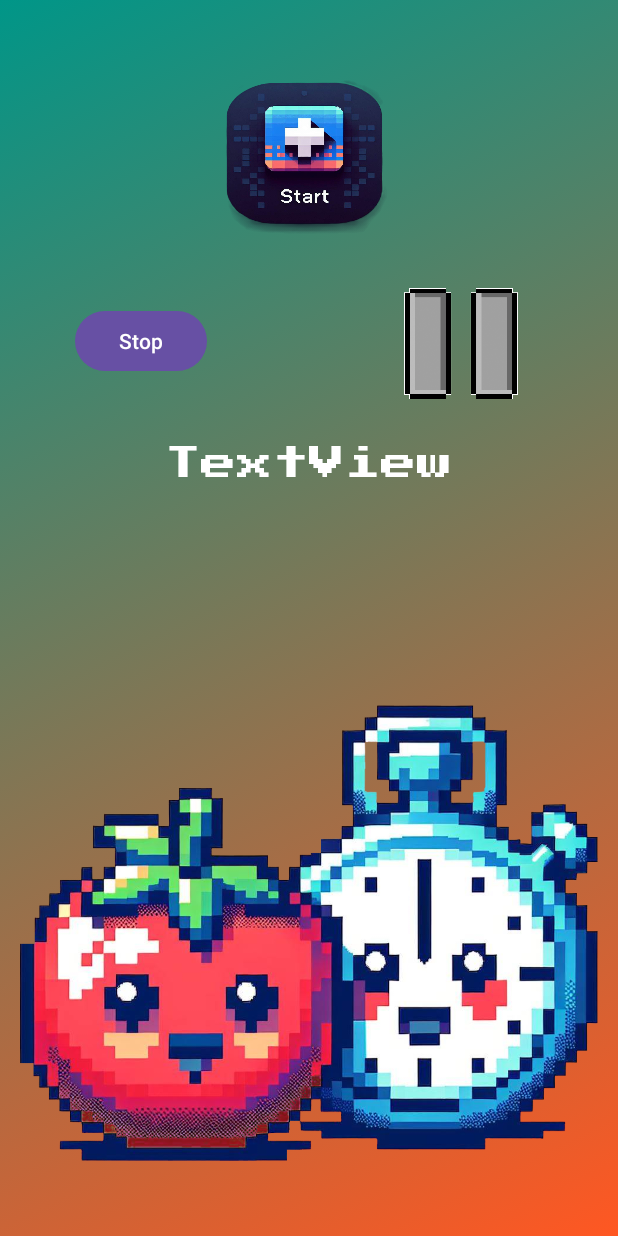
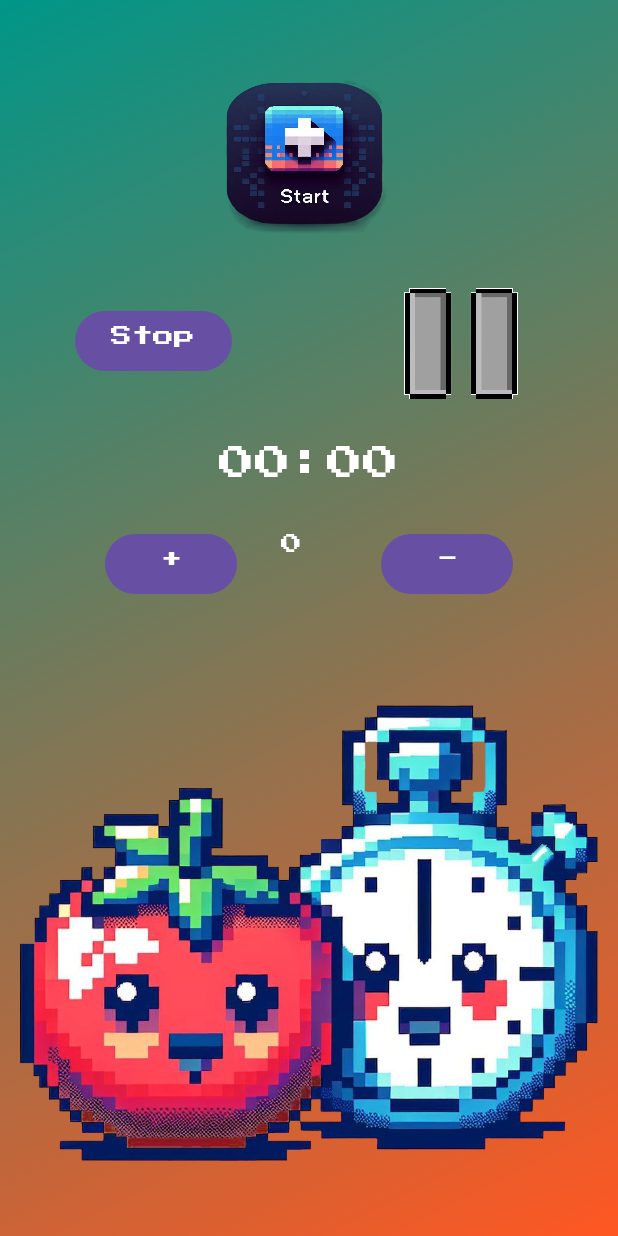
Before and after one commit to luinungom/beautiful-pomodoro, an Android app: the screen it shows after launch (MainActivity), on a phone screen of 412 x 824 dp. Run offline under Robolectric (Android 15) with nearby library versions, the light colour scheme and no system bars.

Commit message:
Logic for setting minutes created

```diff
--- a/app/src/main/java/com/example/beautiful_pomodoro/MainActivity.java
+++ b/app/src/main/java/com/example/beautiful_pomodoro/MainActivity.java
@@ -4,6 +4,9 @@ import androidx.appcompat.app.AppCompatActivity;
 import androidx.constraintlayout.widget.ConstraintLayout;
 
 import android.graphics.drawable.AnimationDrawable;
+import android.media.Ringtone;
+import android.media.RingtoneManager;
+import android.net.Uri;
 import android.os.Bundle;
 import android.view.View;
 import android.widget.Button;
@@ -16,13 +19,15 @@ import java.util.TimerTask;
 public class MainActivity extends AppCompatActivity {
 
 
-    private byte seconds;
-    private byte minutes;
+    private byte seconds = 0;
+    private byte minutes = 0;
+    private byte insertedMinutes = 0;
     private TextView timerText;
     private TimerTask timerTask;
     private Timer timer;
     private boolean running;
     private boolean paused = false;
+    private TextView insertedTime;
 
     @Override
     protected void onCreate(Bundle savedInstanceState) {
@@ -34,17 +39,16 @@ public class MainActivity extends AppCompatActivity {
         ImageButton startButton = findViewById(R.id.startButton);
         ImageButton pauseButton = findViewById(R.id.pauseButton);
         Button stopButton = findViewById(R.id.stopButton);
+        Button increaseButton = findViewById(R.id.increaseButton);
+        Button decreaseButton = findViewById(R.id.decreaseButton);
         timerText = findViewById(R.id.timerText);
-
+        insertedTime = findViewById(R.id.insertedTime);
 
         // Load background gradient
         AnimationDrawable animationDrawable = (AnimationDrawable) constraintLayout.getBackground();
         animationDrawable.setEnterFadeDuration(2000);
         animationDrawable.setExitFadeDuration(5000);
         animationDrawable.start();
-
-        seconds = 0;
-        minutes = 1;
 
         // startButton listener
         startButton.setOnClickListener(new View.OnClickListener() {
@@ -67,6 +71,22 @@ public class MainActivity extends AppCompatActivity {
             @Override
             public void onClick(View view) {
                 stopTimer();
+            }
+        });
+
+        increaseButton.setOnClickListener(new View.OnClickListener() {
+            @Override
+            public void onClick(View view) {
+                increaseTime();
+                insertedTime.setText(String.valueOf(insertedMinutes));
+            }
+        });
+
+        decreaseButton.setOnClickListener(new View.OnClickListener() {
+            @Override
+            public void onClick(View view) {
+                decreaseTime();
+                insertedTime.setText(String.valueOf(insertedMinutes));
             }
         });
     }
@@ -123,6 +143,7 @@ public class MainActivity extends AppCompatActivity {
         if (minutes + seconds != 0) {
             seconds = 0;
             minutes = 0;
+            minutes = insertedMinutes;
             timerTask.cancel();
             running = false;
             paused = false;
@@ -133,6 +154,20 @@ public class MainActivity extends AppCompatActivity {
                     updateVisualTime(minutes, seconds);
                 }
             });
+        }
+    }
+
+    private void increaseTime() {
+        if(!running) {
+            insertedMinutes++;
+            minutes = insertedMinutes;
+        }
+    }
+
+    private void decreaseTime() {
+        if(!running && insertedMinutes > 1) {
+            insertedMinutes--;
+            minutes = insertedMinutes;
         }
     }
 
--- a/app/src/main/res/layout/activity_main.xml
+++ b/app/src/main/res/layout/activity_main.xml
@@ -24,7 +24,7 @@
         android:layout_width="wrap_content"
         android:layout_height="wrap_content"
         android:fontFamily="@font/press_start_2p"
-        android:text="TextView"
+        android:text="00:00"
         android:textColor="#FFFFFF"
         android:textSize="24sp"
         app:layout_constraintBottom_toTopOf="@+id/pomodoro_logo"
@@ -49,6 +49,7 @@
         android:layout_width="wrap_content"
         android:layout_height="wrap_content"
         android:layout_marginStart="50dp"
+        android:fontFamily="@font/press_start_2p"
         android:text="Stop"
         app:layout_constraintBottom_toTopOf="@+id/timerText"
         app:layout_constraintStart_toStartOf="parent"
@@ -65,6 +66,40 @@
         app:layout_constraintEnd_toEndOf="parent"
         app:layout_constraintTop_toBottomOf="@+id/startButton"
         app:srcCompat="@drawable/pause_button" />
+
+    <TextView
+        android:id="@+id/insertedTime"
+        android:layout_width="37dp"
+        android:layout_height="44dp"
+        android:layout_marginBottom="70dp"
+        android:fontFamily="@font/press_start_2p"
+        android:text="0"
+        android:textColor="#FFFFFF"
+        app:layout_constraintBottom_toTopOf="@+id/pomodoro_logo"
+        app:layout_constraintEnd_toEndOf="parent"
+        app:layout_constraintStart_toStartOf="parent" />
+
+    <Button
+        android:id="@+id/increaseButton"
+        android:layout_width="wrap_content"
+        android:layout_height="wrap_content"
+        android:layout_marginStart="70dp"
+        android:layout_marginBottom="70dp"
+        android:fontFamily="@font/press_start_2p"
+        android:text="+"
+        app:layout_constraintBottom_toTopOf="@+id/pomodoro_logo"
+        app:layout_constraintStart_toStartOf="parent" />
+
+    <Button
+        android:id="@+id/decreaseButton"
+        android:layout_width="wrap_content"
+        android:layout_height="wrap_content"
+        android:layout_marginEnd="70dp"
+        android:layout_marginBottom="70dp"
+        android:fontFamily="@font/press_start_2p"
+        android:text="-"
+        app:layout_constraintBottom_toTopOf="@+id/pomodoro_logo"
+        app:layout_constraintEnd_toEndOf="parent" />
 
     <!--
     <pl.droidsonroids.gif.GifImageView
```
